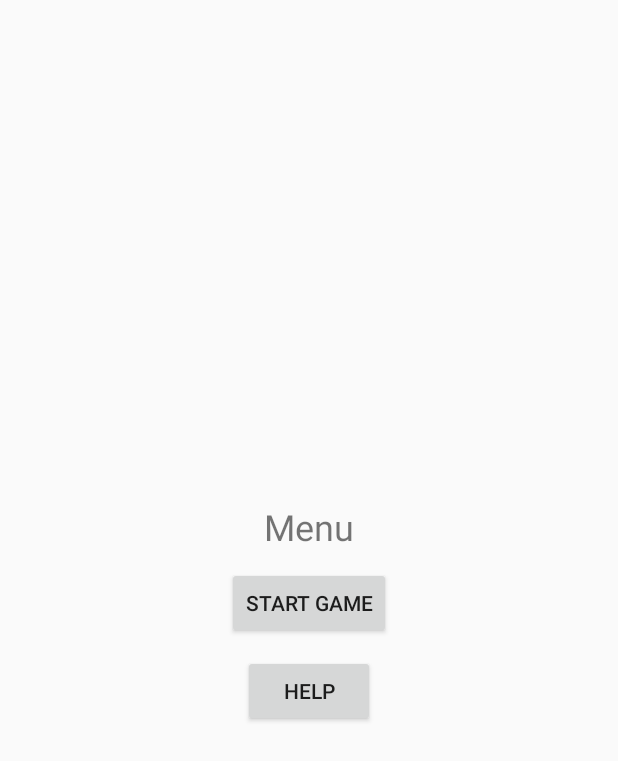
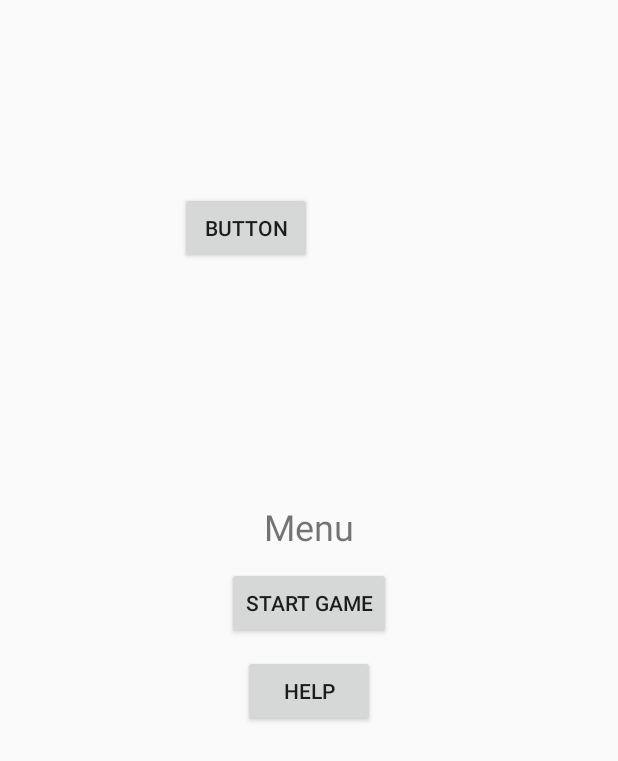
Before and after one commit to CzarqR/VirusKillerClicker, an Android app: the screen it shows after launch (MainActivity), on a phone screen of 412 x 824 dp. Shown: the top 761 px of the screen. Run offline under Robolectric (Android 15) with nearby library versions, the phone set to English and light mode, and no system bars; our stand-ins replace AdMob, RxJava, Timber; 2 statements that could not run were skipped.

Commit message:
Snacbar and RxJava bus events (not used yet)

```diff
--- a/app/build.gradle
+++ b/app/build.gradle
@@ -69,5 +69,8 @@ dependencies {
 
     implementation 'com.google.android.gms:play-services-ads:19.1.0'
 
+    implementation 'io.reactivex.rxjava2:rxkotlin:2.3.0'
+    implementation 'io.reactivex.rxjava2:rxandroid:2.1.1'
+
 
 }
--- a/app/src/main/java/com/myniprojects/viruskiller/screens/menu/MenuFragment.kt
+++ b/app/src/main/java/com/myniprojects/viruskiller/screens/menu/MenuFragment.kt
@@ -1,5 +1,6 @@
 package com.myniprojects.viruskiller.screens.menu
 
+import android.graphics.Color
 import android.os.Bundle
 import android.view.LayoutInflater
 import android.view.View
@@ -7,34 +8,82 @@ import android.view.ViewGroup
 import androidx.fragment.app.Fragment
 import androidx.lifecycle.ViewModelProvider
 import androidx.navigation.Navigation
+import com.google.android.material.snackbar.Snackbar
 import com.myniprojects.viruskiller.R
+import com.myniprojects.viruskiller.utils.RxBus
+import com.myniprojects.viruskiller.utils.RxEvent
+import io.reactivex.disposables.Disposable
 import kotlinx.android.synthetic.main.fragment_menu.*
+import timber.log.Timber
 
-class MenuFragment : Fragment() {
-
+class MenuFragment : Fragment()
+{
+    private lateinit var adDisposable: Disposable
     private lateinit var viewModel: MenuViewModel
 
     override fun onCreateView(
         inflater: LayoutInflater,
         container: ViewGroup?,
         savedInstanceState: Bundle?
-    ): View? {
+    ): View?
+    {
 
         viewModel = ViewModelProvider(this).get(MenuViewModel::class.java)
 
         return inflater.inflate(R.layout.fragment_menu, container, false)
     }
 
-    override fun onViewCreated(view: View, savedInstanceState: Bundle?) {
+    override fun onViewCreated(view: View, savedInstanceState: Bundle?)
+    {
         super.onViewCreated(view, savedInstanceState)
         butHelp.setOnClickListener(
             Navigation.createNavigateOnClickListener(R.id.menu_to_help)
         )
-        butPlay.setOnClickListener(
-            Navigation.createNavigateOnClickListener(R.id.menu_to_game)
-        )
 
+//        butPlay.setOnClickListener(
+//            Navigation.createNavigateOnClickListener(R.id.menu_to_game)
+//        )
+        butPlay.setOnClickListener {
+            makeSnackbar(it)
+        }
+
+        adDisposable = RxBus.listen(RxEvent.EventAdWatched::class.java).subscribe() {
+            Timber.i("Listen")
+            Timber.i(it.adName)
+        }
 
     }
 
+    override fun onDestroy()
+    {
+        super.onDestroy()
+        if (!adDisposable.isDisposed)
+        {
+            adDisposable.dispose()
+        }
+    }
+
+    private fun makeSnackbar(view: View)
+    {
+        val snackbar = Snackbar.make(
+            view, "Replace with your own action",
+            Snackbar.LENGTH_LONG
+        ).setAction("Action", View.OnClickListener {
+            Timber.i("Clicked")
+        })
+
+        snackbar.setActionTextColor(Color.YELLOW)
+
+
+        val snackbarView = snackbar.view
+        snackbarView.setBackgroundColor(Color.LTGRAY)
+//
+//        val textView =
+//            snackbarView.findViewById(com.google.android.material.R.id.snackbar_text) as TextView
+//        textView.setTextColor(Color.BLUE)
+//        textView.textSize = 28f
+
+        snackbar.show()
+    }
+
 }
--- /dev/null
+++ b/app/src/main/java/com/myniprojects/viruskiller/utils/RxBus.kt
@@ -0,0 +1,25 @@
+package com.myniprojects.viruskiller.utils
+
+import io.reactivex.Observable
+import io.reactivex.subjects.PublishSubject
+
+// Use object so we have a singleton instance
+object RxBus
+{
+
+    private val publisher = PublishSubject.create<Any>()
+
+    fun publish(event: Any)
+    {
+        publisher.onNext(event)
+    }
+
+    // Listen should return an Observable and not the publisher
+    // Using ofType we filter only events that match that class type
+    fun <T> listen(eventType: Class<T>): Observable<T> = publisher.ofType(eventType)
+}
+
+class RxEvent
+{
+    data class EventAdWatched(val adName: String)
+}
--- a/app/src/main/res/layout/activity_main.xml
+++ b/app/src/main/res/layout/activity_main.xml
@@ -7,7 +7,7 @@
     tools:context=".MainActivity">
 
 
-    <fragment
+    <androidx.fragment.app.FragmentContainerView
         android:id="@+id/myNavHostFragment"
         android:name="androidx.navigation.fragment.NavHostFragment"
         android:layout_width="match_parent"
@@ -15,12 +15,11 @@
         app:defaultNavHost="true"
         app:layout_constraintBottom_toTopOf="@+id/adView"
         app:layout_constraintEnd_toEndOf="parent"
+        app:layout_constraintHorizontal_bias="0.0"
         app:layout_constraintStart_toStartOf="parent"
         app:layout_constraintTop_toTopOf="parent"
+        app:layout_constraintVertical_bias="1.0"
         app:navGraph="@navigation/navigation" />
-
-
-
 
     <com.google.android.gms.ads.AdView
         android:id="@+id/adView"
@@ -35,6 +34,15 @@
         app:layout_constraintEnd_toEndOf="parent"
         app:layout_constraintStart_toStartOf="parent"/>
 
+    <Button
+        android:id="@+id/button2"
+        android:layout_width="wrap_content"
+        android:layout_height="wrap_content"
+        android:layout_marginStart="120dp"
+        android:layout_marginTop="128dp"
+        android:text="Button"
+        app:layout_constraintStart_toStartOf="parent"
+        app:layout_constraintTop_toTopOf="parent" />
 
 
 </androidx.constraintlayout.widget.ConstraintLayout>
```
Also changed, not shown: app/src/main/java/com/myniprojects/viruskiller/MainActivity.kt (+63 -9 lines).
